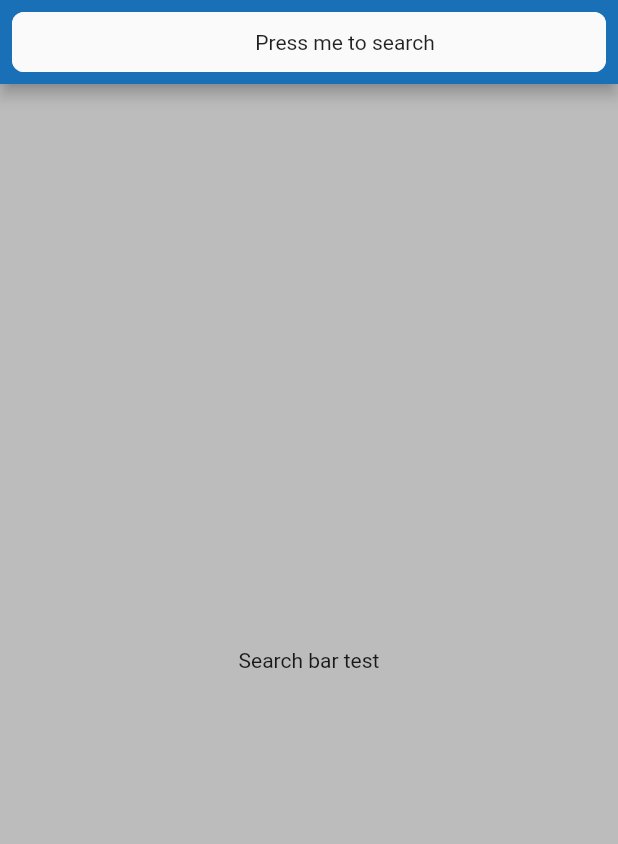
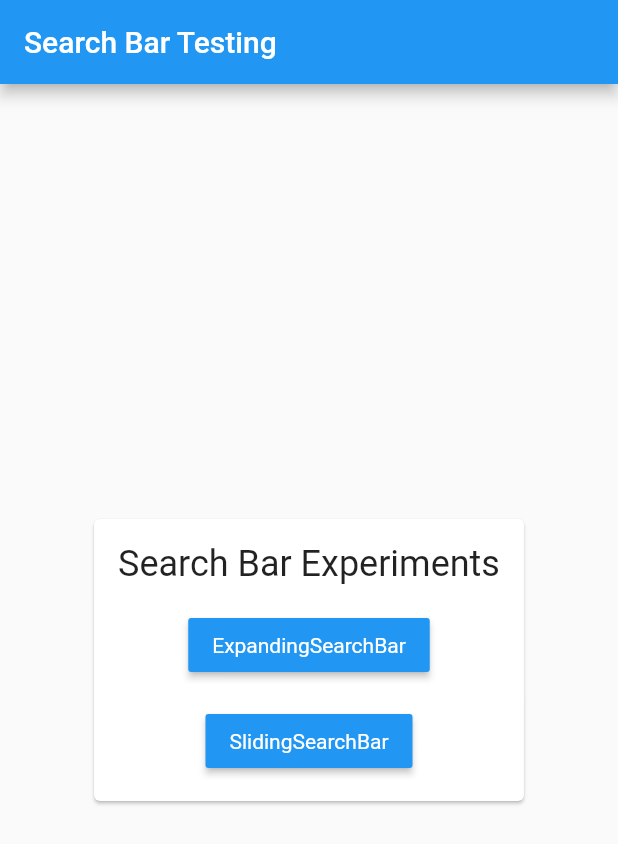
Before and after one commit to ArcticZeroo/flutter_search_bar_testing, a Flutter app: the screen it shows after launch, on a phone screen of 412 x 824 dp. Shown: the top 844 px of the screen. Run offline on Flutter 3.47's test engine with Material 2 defaults, Android fonts, the phone set to English and light mode, and no system bars.

Commit message:
Add demo home view, improve expanding bar

```diff
--- a/lib/app/views/expanding_search_bar.dart
+++ /dev/null
@@ -1,111 +0,0 @@
-import 'package:flutter/material.dart';
-
-class ExpandingSearchBar extends StatefulWidget {
-  @override
-  State<StatefulWidget> createState() => _ExpandingSearchBarState();
-}
-
-class _ExpandingSearchBarState extends State<ExpandingSearchBar> {
-  static const double _appBarHeight = 56.0;
-  static const Duration _animationDuration = Duration(milliseconds: 350);
-  bool _isSearching = false;
-
-  Widget _buildSearchBarChild(BuildContext context) {
-    final double opacity = _isSearching ? 1.0 : 0.0;
-    return Padding(
-      padding: EdgeInsets.zero,
-      child: Row(
-        mainAxisAlignment: MainAxisAlignment.spaceBetween,
-        crossAxisAlignment: CrossAxisAlignment.center,
-        children: [
-          AnimatedOpacity(
-            child: IconButton(
-              icon: Icon(Icons.arrow_back),
-              onPressed: _isSearching
-                  ? () {
-                      setState(() {
-                        _isSearching = false;
-                      });
-                    }
-                  : null,
-            ),
-            opacity: opacity,
-            duration: _animationDuration,
-            curve: Curves.easeInOut,
-          ),
-          Text('Press me to search'),
-          SizedBox(),
-        ],
-      ),
-    );
-  }
-
-  Widget _buildDismissCanvas(BuildContext context) {
-    Size size = MediaQuery.of(context).size;
-    return GestureDetector(
-      child: Container(
-        width: size.width,
-        height: size.height,
-        color: Color.fromRGBO(0, 0, 0, 0.25),
-      ),
-      onTap: () {
-        setState(() {
-          _isSearching = false;
-        });
-      },
-    );
-  }
-
-  Widget _buildSearchBar(BuildContext context) {
-    final double padding = _isSearching ? 0 : 16;
-    final BorderRadius borderRadius = _isSearching
-        ? BorderRadius.zero
-        : BorderRadius.all(Radius.circular(8.0));
-    final EdgeInsets margin =
-        _isSearching ? EdgeInsets.zero : EdgeInsets.all(8.0);
-
-    return GestureDetector(
-      child: AnimatedContainer(
-        margin: margin,
-        width: MediaQuery.of(context).size.width - padding,
-        height: _appBarHeight - padding,
-        decoration: BoxDecoration(
-          color: Theme.of(context).canvasColor,
-          borderRadius: borderRadius,
-        ),
-        duration: _animationDuration,
-        curve: Curves.easeInOut,
-        child: Material(
-          borderRadius: borderRadius,
-          child: _buildSearchBarChild(context),
-        ),
-      ),
-      onTap: () {
-        setState(() {
-          _isSearching = true;
-        });
-      },
-    );
-  }
-
-  Widget _buildScaffold(BuildContext context) {
-    return Scaffold(
-      appBar: AppBar(),
-      body: Center(
-        child: Text('Search bar test'),
-      ),
-    );
-  }
-
-  @override
-  Widget build(BuildContext context) {
-    return SafeArea(
-        child: Stack(
-      children: [
-        _buildScaffold(context),
-        _buildDismissCanvas(context),
-        _buildSearchBar(context),
-      ],
-    ));
-  }
-}
--- /dev/null
+++ b/lib/app/views/home.dart
@@ -0,0 +1,51 @@
+import 'package:flutter/material.dart';
+import 'package:flutter_search_bar_testing/app/views/experiments/expanding_search_bar.dart';
+import 'package:flutter_search_bar_testing/app/views/experiments/sliding_search_bar.dart';
+import 'package:flutter_search_bar_testing/util/ListUtil.dart';
+
+class HomeView extends StatelessWidget {
+  Widget _buildTestButton(
+      BuildContext context, String name, WidgetBuilder builder) {
+    return RaisedButton(
+      color: Theme.of(context).primaryColor,
+      onPressed: () {
+        Navigator.of(context).push(MaterialPageRoute(builder: builder));
+      },
+      child: Text(
+        name,
+        style: Theme.of(context).primaryTextTheme.bodyText2,
+      ),
+    );
+  }
+
+  @override
+  Widget build(BuildContext context) => Scaffold(
+        appBar: AppBar(
+          title: Text('Search Bar Testing'),
+        ),
+        body: Center(
+          child: Card(
+            child: Padding(
+              padding: EdgeInsets.all(16.0),
+              child: Column(
+                mainAxisSize: MainAxisSize.min,
+                children: ListUtil.separate(
+                    [
+                      Text(
+                        'Search Bar Experiments',
+                        style: Theme.of(context).textTheme.headline5,
+                      ),
+                      _buildTestButton(context, 'ExpandingSearchBar',
+                          (_) => ExpandingSearchBar()),
+                      _buildTestButton(context, 'SlidingSearchBar',
+                          (_) => SlidingSearchBar()),
+                    ],
+                    () => SizedBox(
+                          height: 16.0,
+                        )),
+              ),
+            ),
+          ),
+        ),
+      );
+}
--- a/lib/main.dart
+++ b/lib/main.dart
@@ -1,5 +1,5 @@
 import 'package:flutter/material.dart';
-import 'package:flutter_search_bar_testing/app/views/expanding_search_bar.dart';
+import 'package:flutter_search_bar_testing/app/views/home.dart';
 
 void main() {
   runApp(MyApp());
@@ -17,7 +17,7 @@ class MyApp extends StatelessWidget {
       ),
       darkTheme:
           ThemeData(primarySwatch: Colors.blue, brightness: Brightness.light),
-      home: ExpandingSearchBar(),
+      home: HomeView(),
     );
   }
 }
--- /dev/null
+++ b/lib/util/ListUtil.dart
@@ -0,0 +1,20 @@
+import 'dart:math';
+
+typedef GenerateSeparatorCallback<T> = T Function();
+
+abstract class ListUtil {
+  /// Given a [list], return a list where each pair of items has an item between
+  /// them, based on the return value of [generateSeparatorCallback]
+  static List<T> separate<T>(
+      List<T> list, GenerateSeparatorCallback<T> generateSeparatorCallback) {
+    List<T> out = List(max((list.length * 2) - 1, 0));
+    var outIndex = 0;
+    for (var item in list) {
+      if (outIndex > 0) {
+        out[outIndex++] = generateSeparatorCallback();
+      }
+      out[outIndex++] = item;
+    }
+    return out;
+  }
+}
--- /dev/null
+++ b/lib/util/StringUtil.dart
@@ -0,0 +1,3 @@
+abstract class StringUtil {
+  static String get empty => '';
+}
```
Also changed, not shown: lib/app/views/experiments/expanding_search_bar.dart (added, +188 -0 lines), lib/app/widgets/search/dismissible_sheet.dart (added, +50 -0 lines), lib/app/views/experiments/sliding_search_bar.dart (renamed from lib/app/views/sliding_search_bar.dart).
